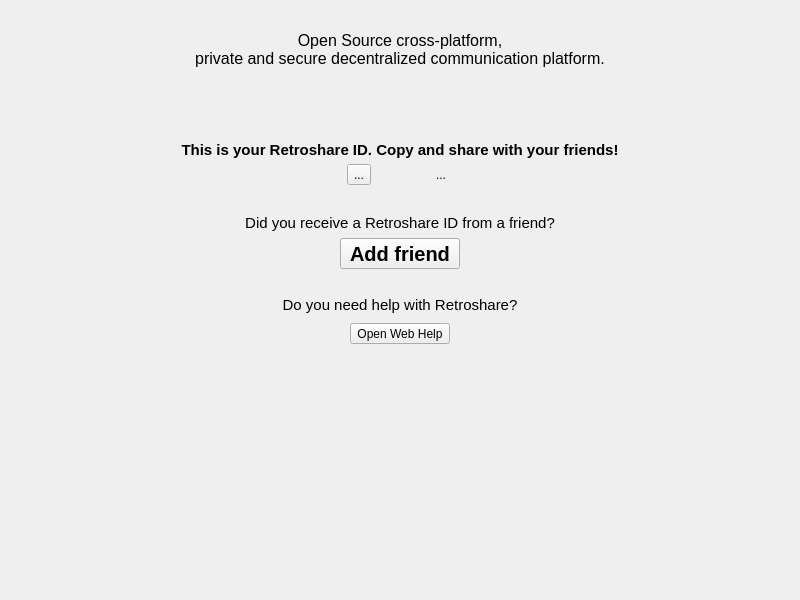
Above: retroshare-gui/src/gui/HomePage.ui from RetroShare/RetroShare before the change. Below: the same form after it.
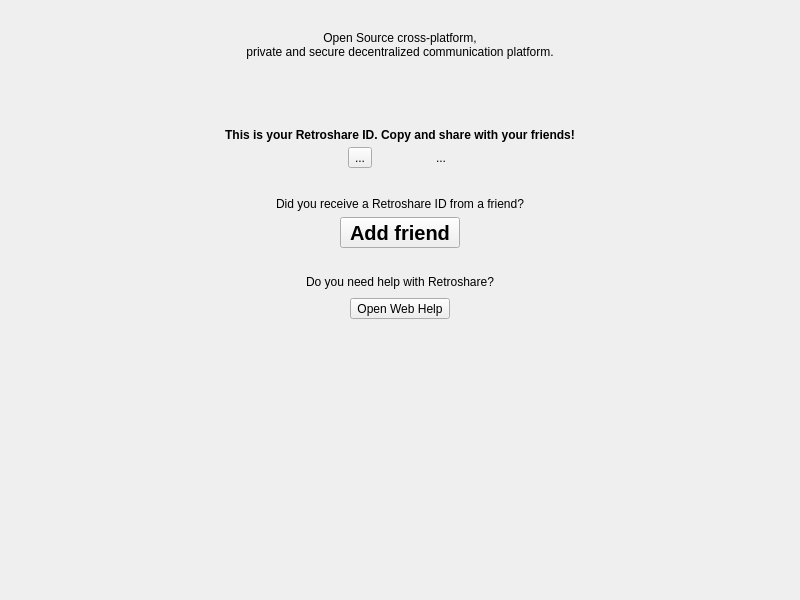
That is the form after the change. Icons and pictures are not drawn.

Commit message: removed default fontsize from ui files, it gets issues on macos that the fonts are tiny

```diff
--- a/retroshare-gui/src/gui/HomePage.ui
+++ b/retroshare-gui/src/gui/HomePage.ui
@@ -40,14 +40,6 @@
           <verstretch>0</verstretch>
          </sizepolicy>
         </property>
-        <property name="font">
-         <font>
-          <family>Courier New</family>
-          <pointsize>10</pointsize>
-          <weight>75</weight>
-          <bold>true</bold>
-         </font>
-        </property>
         <property name="contextMenuPolicy">
          <enum>Qt::DefaultContextMenu</enum>
         </property>
@@ -88,7 +80,6 @@
         </property>
         <property name="font">
          <font>
-          <pointsize>11</pointsize>
           <weight>75</weight>
           <bold>true</bold>
          </font>
@@ -233,11 +224,6 @@
    </item>
    <item row="1" column="0" colspan="5">
     <widget class="QLabel" name="label_2">
-     <property name="font">
-      <font>
-       <pointsize>12</pointsize>
-      </font>
-     </property>
      <property name="text">
       <string>Open Source cross-platform, 
 private and secure decentralized communication platform.
@@ -317,11 +303,6 @@
       </item>
       <item row="0" column="0" colspan="3">
        <widget class="QLabel" name="label_3">
-        <property name="font">
-         <font>
-          <pointsize>11</pointsize>
-         </font>
-        </property>
         <property name="styleSheet">
          <string notr="true"/>
         </property>
@@ -405,11 +386,6 @@
       </item>
       <item row="0" column="0" colspan="3">
        <widget class="QLabel" name="label_4">
-        <property name="font">
-         <font>
-          <pointsize>11</pointsize>
-         </font>
-        </property>
         <property name="text">
          <string>Do you need help with Retroshare?</string>
         </property>
```
Left out of the diff: 4 changed lines with no effect on the pictures. The commit also changes 12 other files.
